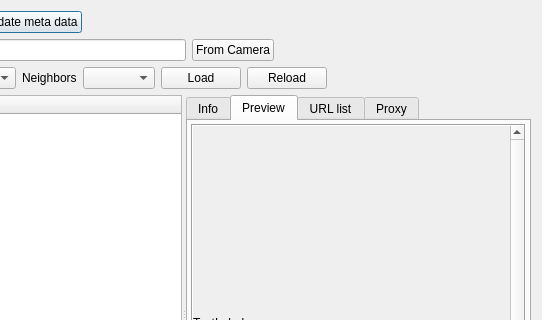
Before: the Qt Designer form plugins/osgearth/TileInspectorDialog.ui in aroth-fastprotect/sgi, drawn with Qt 5; both pictures show x 147 to 689 and y 0 to 320 of the 689 by 551 pixel window.
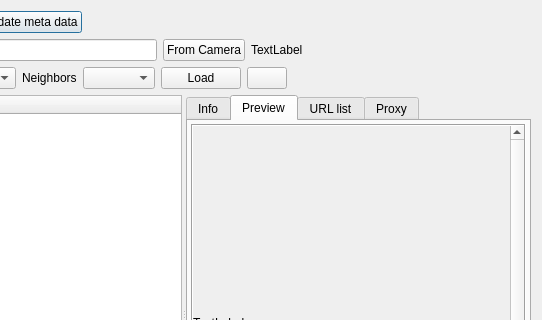
After: the same form once the commit is applied. Icons and pictures are not drawn.

Commit message: use common code to parse coordinate strings

```diff
--- a/plugins/osgearth/TileInspectorDialog.ui
+++ b/plugins/osgearth/TileInspectorDialog.ui
@@ -93,6 +93,13 @@
        </property>
       </widget>
      </item>
+     <item>
+      <widget class="QLabel" name="coordinateStatus">
+       <property name="text">
+        <string>TextLabel</string>
+       </property>
+      </widget>
+     </item>
      <item>
       <spacer name="horizontalSpacer_2">
        <property name="orientation">
@@ -165,8 +172,8 @@
      </item>
      <item>
       <widget class="QPushButton" name="reloadButton">
-       <property name="text">
-        <string>Reload</string>
+       <property name="icon">
+        <iconset theme="view-refresh"/>
        </property>
       </widget>
      </item>
```
Left out of the diff: 2 changed lines with no effect on the pictures. The commit also changes 4 other files.
